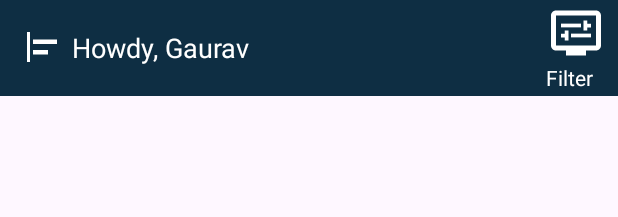
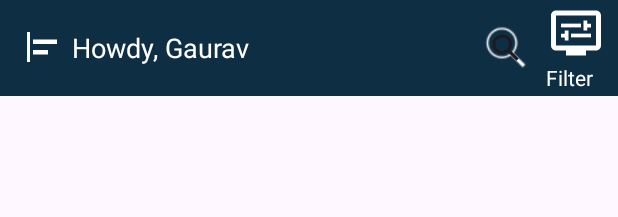
Before and after one commit to firsty-first/chatme, an Android app: the layout fragment_chat.xml on its own in the app's theme, with its tools: preview values and no code run, on a phone screen of 412 x 824 dp. Shown: the top 217 px of the screen. Run offline under Robolectric (Android 15) with nearby library versions, the light colour scheme and no system bars.

Commit message:
search feature added

```diff
--- a/app/src/main/res/layout/fragment_chat.xml
+++ b/app/src/main/res/layout/fragment_chat.xml
@@ -3,6 +3,7 @@
     xmlns:tools="http://schemas.android.com/tools"
     android:layout_width="match_parent"
     android:layout_height="match_parent"
+    xmlns:app="http://schemas.android.com/apk/res-auto"
     android:orientation="vertical"
     tools:context=".chatFragment">
     <androidx.appcompat.widget.Toolbar
@@ -26,11 +27,11 @@
                 android:src="@drawable/option" />
 
             <LinearLayout
-                android:layout_width="0dp"
+                android:layout_width="wrap_content"
                 android:layout_height="wrap_content"
                 android:layout_weight="1"
                 android:layout_marginStart="8dp"
-                android:layout_gravity="center_vertical"
+
                 android:orientation="vertical">
 
                 <TextView
@@ -41,8 +42,23 @@
                     android:textSize="18sp" />
 
 
+
             </LinearLayout>
+            <androidx.appcompat.widget.SearchView
+                android:id="@+id/searchview"
+                android:layout_width="30dp"
+                android:layout_height="30dp"
 
+                android:layout_marginEnd="12dp"
+
+                android:layout_gravity="center_vertical"
+                android:background="@drawable/search"
+                android:padding="3dp"
+
+
+
+                android:paddingHorizontal="5dp"
+                />
             <LinearLayout
                 android:layout_width="wrap_content"
                 android:layout_height="wrap_content"
```
Also changed, not shown: app/src/main/java/com/example/chatme/Adapter/UserAdapter.java (+51 -5 lines), app/src/main/java/com/example/chatme/chatFragment.java (+30 -5 lines), app/src/main/res/drawable/search.png (added).
